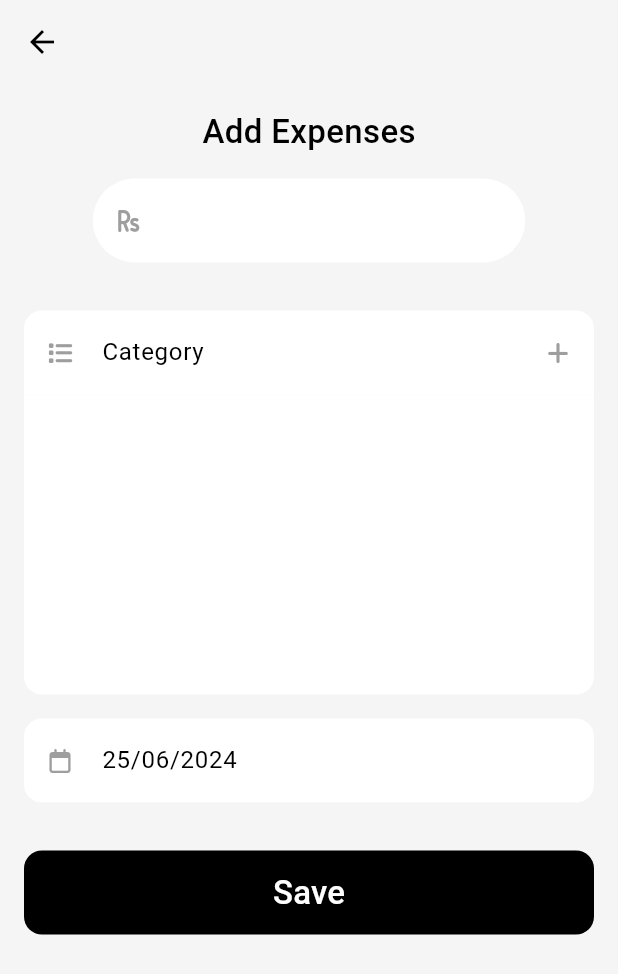
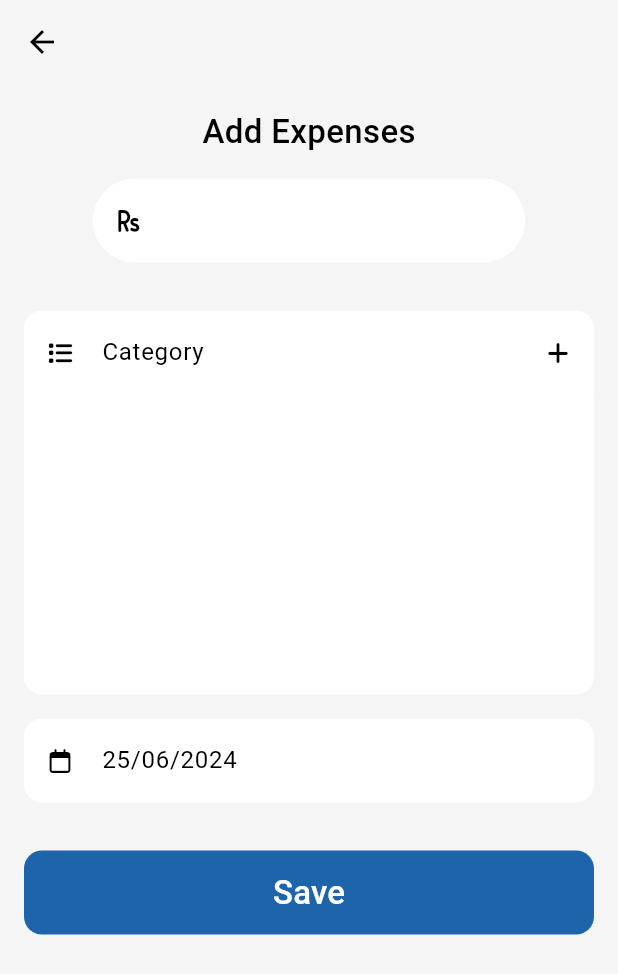
Before and after one commit to Kartikey2011yadav/expenses_tracker, a Flutter app: the AddExpense screen opened directly, on a phone screen of 412 x 824 dp. Shown: the top 974 px of the screen. Run offline on Flutter 3.47's test engine with Material 3 defaults, Android fonts, the phone set to English and light mode, and no system bars; our stand-ins replace bloc, cloud_firestore, equatable, firebase_core, fl_chart, flutter_bloc and 2 more; accounts and stored records are empty; statements that could not run were skipped.

Commit message:
app theme finalised

```diff
--- a/lib/app.dart
+++ b/lib/app.dart
@@ -14,7 +14,7 @@ class MyApp extends StatelessWidget {
       providers: [
         BlocProvider(
             create: (context) => GetExpensesBloc(FirebaseExpenseRepo())..add(GetExpenses())),
-        BlocProvider(create: (context) => ThemeBloc(ThemeState.lightTheme))
+        BlocProvider(create: (context) => ThemeBloc(ThemeState.lightTheme, false))
       ],
       child: const MyAppView(),
 
--- a/lib/app_view.dart
+++ b/lib/app_view.dart
@@ -8,7 +8,6 @@ class MyAppView extends StatelessWidget {
 
   @override
   Widget build(BuildContext context) {
-    const themeBloc = BlocProvider.of<ThemeBloc>;
     return BlocBuilder<ThemeBloc, ThemeState>(
       builder: (context, state) {
         return MaterialApp(
--- a/lib/screens/add_expense/views/add_expense.dart
+++ b/lib/screens/add_expense/views/add_expense.dart
@@ -75,11 +75,11 @@ class _AddExpenseState extends State<AddExpense> {
                             textAlignVertical: TextAlignVertical.center,
                             decoration: InputDecoration(
                               filled: true,
-                              fillColor: Colors.white,
+                              fillColor: Theme.of(context).colorScheme.primaryContainer,
                               prefixIcon: const Icon(
                                 FontAwesomeIcons.rupeeSign,
                                 size: 16,
-                                color: Colors.grey,
+                                color: Colors.black,
                               ),
                               border: OutlineInputBorder(borderRadius: BorderRadius.circular(30), borderSide: BorderSide.none),
                             ),
@@ -95,12 +95,12 @@ class _AddExpenseState extends State<AddExpense> {
                           onTap: () {},
                           decoration: InputDecoration(
                             filled: true,
-                            fillColor: expense.category == Category.empty ? Colors.white : Color(expense.category.color),
+                            fillColor: expense.category == Category.empty ? Theme.of(context).colorScheme.primaryContainer : Color(expense.category.color),
                             prefixIcon: expense.category == Category.empty
                               ? const Icon(
                                   FontAwesomeIcons.list,
                                   size: 16,
-                                  color: Colors.grey,
+                                  color: Colors.black,
                                 )
                               : Image.asset(
                                   'assets/${expense.category.icon}.png',
@@ -116,7 +116,7 @@ class _AddExpenseState extends State<AddExpense> {
                               icon: const Icon(
                                 FontAwesomeIcons.plus,
                                 size: 16,
-                                color: Colors.grey,
+                                color: Colors.black,
                               )
                             ),
                             hintText: 'Category',
@@ -126,8 +126,8 @@ class _AddExpenseState extends State<AddExpense> {
                         Container(
                           height: 200,
                           width: MediaQuery.of(context).size.width,
-                          decoration: const BoxDecoration(
-                            color: Colors.white,
+                          decoration: BoxDecoration(
+                            color: Theme.of(context).colorScheme.primaryContainer,
                             borderRadius: BorderRadius.vertical(bottom: Radius.circular(12)),
                           ),
                           child: Padding(
@@ -176,11 +176,11 @@ class _AddExpenseState extends State<AddExpense> {
                           },
                           decoration: InputDecoration(
                             filled: true,
-                            fillColor: Colors.white,
+                            fillColor: Theme.of(context).colorScheme.primaryContainer,
                             prefixIcon: const Icon(
                               FontAwesomeIcons.calendar,
                               size: 16,
-                              color: Colors.grey,
+                              color: Colors.black,
                             ),
                             hintText: 'Date',
                             border: OutlineInputBorder(borderRadius: BorderRadius.circular(12), borderSide: BorderSide.none),
@@ -202,7 +202,9 @@ class _AddExpenseState extends State<AddExpense> {
 
                                   context.read<CreateExpenseBloc>().add(CreateExpense(expense));
                                 },
-                                style: TextButton.styleFrom(backgroundColor: Colors.black, shape: RoundedRectangleBorder(borderRadius: BorderRadius.circular(12))),
+                                style: TextButton.styleFrom(
+                                    backgroundColor: Theme.of(context).colorScheme.secondaryContainer,
+                                    shape: RoundedRectangleBorder(borderRadius: BorderRadius.circular(12))),
                                 child: const Text(
                                   'Save',
                                   style: TextStyle(fontSize: 22, color: Colors.white),
--- a/lib/screens/home/views/home_screen.dart
+++ b/lib/screens/home/views/home_screen.dart
@@ -25,7 +25,6 @@ class _HomeScreenState extends State<HomeScreen> {
   int index = 0;
   late Color selectedItem = Colors.blue;
   Color unselectedItem = Colors.grey;
-
 
   @override
   Widget build(BuildContext context) {
--- a/lib/theme/theme_bloc.dart
+++ b/lib/theme/theme_bloc.dart
@@ -5,11 +5,15 @@ part 'theme_event.dart';
 part 'theme_state.dart';
 
 class ThemeBloc extends Bloc<ThemeEvent, ThemeState> {
-  ThemeBloc(themeEvent) : super(themeEvent){
-    on<ThemeEvent>((event, emit)  {
+  static bool isDark = false;
+  ThemeBloc(themeEvent, isDark) : super(themeEvent){
+    on<ToggleDark>((event, emit)  {
       emit(ThemeState.darkTheme);
-    } );
+      isDark = true;
+    });
+    on<ToggleLight>((event, emit)  {
+      emit(ThemeState.lightTheme);
+      isDark = false;
+    });
   }
-
-
-  }
+}
--- a/lib/theme/theme_event.dart
+++ b/lib/theme/theme_event.dart
@@ -1,7 +1,7 @@
 part of 'theme_bloc.dart';
 
-// class toggleDark extends ThemeEvent {}
-// class toggleLight extends ThemeEvent {}
-//
-// class ThemeEvent{}
-enum ThemeEvent {toggleDark, toggleLight}
+final class ToggleDark extends ThemeEvent {}
+final class ToggleLight extends ThemeEvent {}
+
+sealed class ThemeEvent{}
+// enum ThemeEvent {toggleDark, toggleLight}
--- a/lib/theme/theme_state.dart
+++ b/lib/theme/theme_state.dart
@@ -1,17 +1,29 @@
 part of 'theme_bloc.dart';
-
 
 class ThemeState {
   ThemeData themeData;
-
+  bool isDark = false;
   ThemeState(this.themeData);
 
-  static ThemeState get lightTheme =>
-      ThemeState(ThemeData(colorScheme: ColorScheme.light(background: Colors.grey.shade100, onBackground: Colors.black, primary: const Color(0xFF00B2E7), secondary: const Color(
-          0xFF1D64AB), tertiary: const Color(0xFFFF8D6C), outline: Colors.grey))
-      );
+  static ThemeState get lightTheme => ThemeState(ThemeData(
+      colorScheme: ColorScheme.light(
+          background: Colors.grey.shade100,
+          onBackground: Colors.black,
+          onPrimary: Colors.black,
+          primaryContainer: Colors.white,
+          primary: const Color(0xFF00B2E7),
+          secondary: const Color(0xFF1D64AB),
+          tertiary: const Color(0xFFFF8D6C),
+          outline: Colors.grey)));
 
-  static ThemeState get darkTheme =>
-      ThemeState(ThemeData(colorScheme: ColorScheme.dark(background: Colors.black, onBackground: Colors.black, primary: const Color(0xFF00B2E7), secondary: const Color(
-          0xFF1D64AB), tertiary: const Color(0xFFFF8D6C), outline: Colors.grey)));
+  static ThemeState get darkTheme => ThemeState(ThemeData(
+      colorScheme: ColorScheme.dark(
+          background: Colors.black,
+          onBackground: Colors.black,
+          primaryContainer: Colors.blue[800],
+          primary: const Color(0xFF00B2E7),
+          onPrimary: Colors.white,
+          secondary: const Color(0xFF1D64AB),
+          tertiary: const Color(0xFFFF8D6C),
+          outline: Colors.grey[300])));
 }
```
Also changed, not shown: lib/screens/add_expense/views/category_creation.dart (+6 -3 lines), lib/screens/home/views/main_screen.dart (+16 -12 lines).
